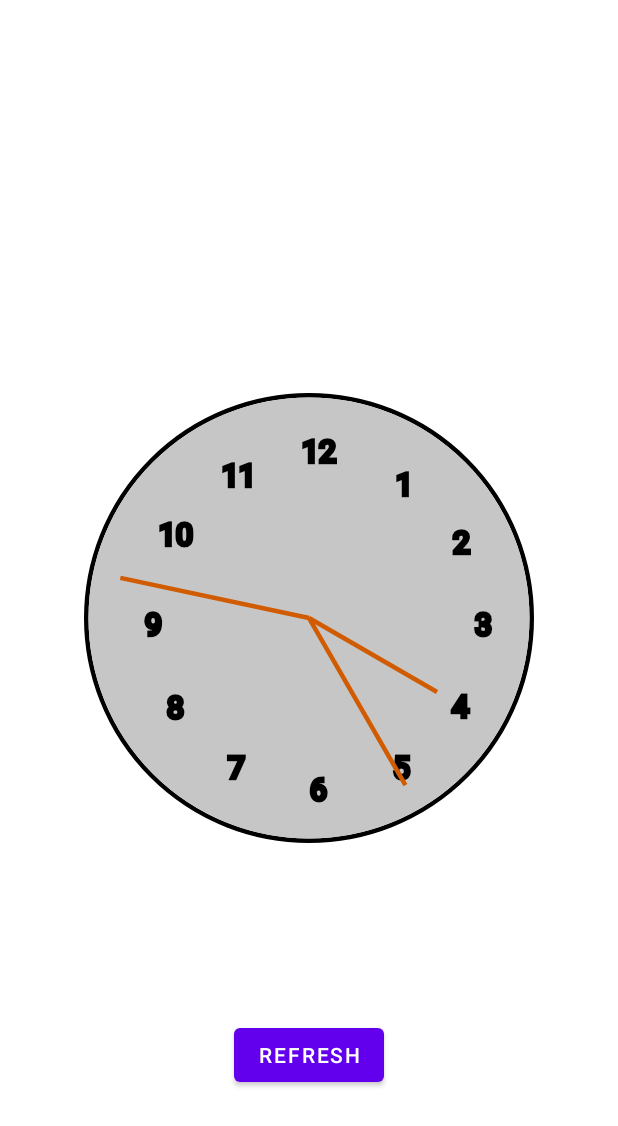
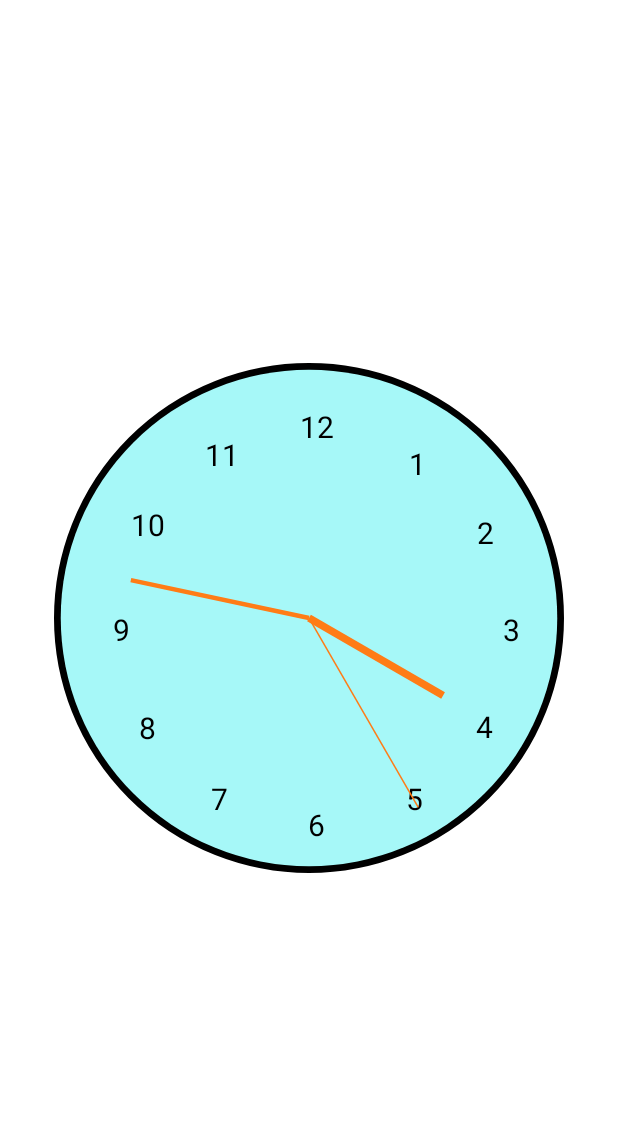
Before and after one commit to Kunkhozhaev/ClockView, an Android app: the layout activity_main.xml on its own in the app's theme, with its tools: preview values and no code run, on a phone screen of 412 x 824 dp. Shown: the top 1126 px of the screen. Run offline under Robolectric (Android 15) with nearby library versions, the phone set to English and light mode, and no system bars.

Commit message:
Different width & radius for clock arrows, time updates every second

```diff
--- a/app/src/main/java/ru/nurdaulet/clockview/ClockView.kt
+++ b/app/src/main/java/ru/nurdaulet/clockview/ClockView.kt
@@ -7,7 +7,6 @@ import android.graphics.Paint
 import android.graphics.Rect
 import android.os.Parcelable
 import android.util.AttributeSet
-import android.util.Log
 import android.util.TypedValue
 import android.view.View
 import androidx.core.content.ContextCompat
@@ -19,18 +18,15 @@ import kotlin.math.sin
 private const val CLOCK_DEFAULT_HOUR_VALUE = 0
 private const val CLOCK_DEFAULT_MINUTE_VALUE = 30
 private const val CLOCK_DEFAULT_SECONDS_VALUE = 45
-private const val PAINT_BRUSH_STROKE_WIDTH = 3f
-private const val MAIN_CONTENT_OFFSET = 4f
+private const val DEFAULT_STROKE_WIDTH = 3f
+private const val HOUR_ARROW_STROKE_WIDTH = 5f
+private const val MINUTE_ARROW_STROKE_WIDTH = 3f
+private const val SECOND_ARROW_STROKE_WIDTH = 1f
+private const val CLOCK_NUMERALS_STROKE_WIDTH = 1f
+private const val CLOCK_STROKE_WIDTH = 6f
 private const val CLOCK_DEFAULT_RADIUS = 60f
 private val numberList =
     mutableListOf("1", "2", "3", "4", "5", "6", "7", "8", "9", "10", "11", "12")
-
-
-private const val BATTERY_WIDTH = 200f
-private const val BATTERY_HEIGHT = 100f
-private const val BATTERY_ZERO_COORDINATE = 0f
-private const val BATTERY_WARNING_COLOR = Color.RED
-private const val BATTERY_DEFAULT_COLOR = Color.GREEN
 
 class ClockView
 @JvmOverloads constructor(
@@ -39,46 +35,51 @@ class ClockView
     defStyleAttr: Int = R.attr.clockViewStyle,
     defStyleRs: Int = R.style.ClockViewStyle
 ) : View(context, attrs, defStyleAttr, defStyleRs) {
-    private var viewHeight = 0
-    private var viewWidth = 0
+
+    enum class ClockArrowType {
+        Hour,
+        Minute,
+        Second
+    }
+
     private var hourValue = 0
     private var minuteValue = 0
     private var secondsValue = 0
     private var clockRadius = 0f
-    private var handTruncation = 0f
-    private var hourHandTruncation = 0f
+    private var arrowTruncation = 0f
+    private var minuteArrowTruncation = 0f
+    private var hourArrowTruncation = 0f
     private var fontSize = 0f
     private val numberRect = Rect()
 
     private val clockNumberTextColor: Paint by lazy {
         Paint(Paint.ANTI_ALIAS_FLAG).apply {
-            style = Paint.Style.STROKE
-            strokeWidth = context.toDp(PAINT_BRUSH_STROKE_WIDTH)
+            style = Paint.Style.FILL
+            strokeWidth = context.toDp(CLOCK_NUMERALS_STROKE_WIDTH)
         }
     }
     private val clockStrokeColor: Paint by lazy {
         Paint(Paint.ANTI_ALIAS_FLAG).apply {
             style = Paint.Style.STROKE
-            strokeWidth = context.toDp(PAINT_BRUSH_STROKE_WIDTH)
+            strokeWidth = context.toDp(CLOCK_STROKE_WIDTH)
         }
     }
     private val clockArrowColor: Paint by lazy {
         Paint(Paint.ANTI_ALIAS_FLAG).apply {
             style = Paint.Style.STROKE
-            strokeWidth = context.toDp(PAINT_BRUSH_STROKE_WIDTH)
+            strokeWidth = context.toDp(DEFAULT_STROKE_WIDTH)
         }
     }
     private val clockBackgroundColor: Paint by lazy {
         Paint(Paint.ANTI_ALIAS_FLAG).apply {
             style = Paint.Style.FILL
-            strokeWidth = context.toDp(PAINT_BRUSH_STROKE_WIDTH)
+            strokeWidth = context.toDp(DEFAULT_STROKE_WIDTH)
         }
     }
 
     init {
         attrs?.let { initAttrs(it, defStyleAttr, defStyleRs) }
         initClock()
-        //initRectangles()
     }
 
     private fun initAttrs(attrs: AttributeSet, defStyleAttr: Int, defStyleRs: Int) {
@@ -138,8 +139,9 @@ class ClockView
         paint = Paint()
         isInit = true*/
 
-        handTruncation = clockRadius / 7
-        hourHandTruncation = clockRadius / 5
+        arrowTruncation = clockRadius / 7
+        minuteArrowTruncation = clockRadius / 7
+        hourArrowTruncation = clockRadius / 4
         fontSize = TypedValue.applyDimension(
             TypedValue.COMPLEX_UNIT_SP, 20f,
             resources.displayMetrics
@@ -188,33 +190,45 @@ class ClockView
         for (number in numberList) {
             clockNumberTextColor.getTextBounds(number, 0, number.length, numberRect)
             val angle = Math.PI / 6 * (number.toInt() - 3)
-            //TODO Fix magin numbers 8, 24, -60
+            //TODO Fix magic numbers 8, 24, -60
             val x =
-                (clockRadius + 8 + cos(angle) * (clockRadius - 60) - numberRect.width() / 2).toFloat()
+                (clockRadius + 6 + cos(angle) * (clockRadius - 60) - numberRect.width() / 2).toFloat()
             val y =
-                (clockRadius + 24 + sin(angle) * (clockRadius - 60) - numberRect.width() / 2).toFloat()
+                (clockRadius + 30 + sin(angle) * (clockRadius - 60) - numberRect.width() / 2).toFloat()
             canvas?.drawText(number, x, y, clockNumberTextColor)
         }
     }
 
     private fun drawClockArrows(canvas: Canvas?) {
-        drawArrow(canvas, (hourValue + minuteValue / 60) * 5f, true)
-        drawArrow(canvas, minuteValue.toFloat(), false)
-        drawArrow(canvas, secondsValue.toFloat(), false)
+        drawArrow(canvas, (hourValue + minuteValue / 60) * 5f, ClockArrowType.Hour)
+        drawArrow(canvas, minuteValue.toFloat(), ClockArrowType.Minute)
+        drawArrow(canvas, secondsValue.toFloat(), ClockArrowType.Second)
     }
 
-    private fun drawArrow(canvas: Canvas?, loc: Float, isHour: Boolean) {
+    private fun drawArrow(canvas: Canvas?, loc: Float, arrowType: ClockArrowType) {
         val angle = Math.PI * loc / 30 - Math.PI / 2
-        val handRadius = if (isHour) {
-            clockRadius - handTruncation - hourHandTruncation
-        } else {
-            clockRadius - handTruncation
+        var arrowRadius = 0f
+
+        when (arrowType) {
+            ClockArrowType.Hour -> {
+                arrowRadius = clockRadius - arrowTruncation - hourArrowTruncation
+                clockArrowColor.strokeWidth = context.toDp(HOUR_ARROW_STROKE_WIDTH)
+            }
+            ClockArrowType.Minute -> {
+                arrowRadius = clockRadius - arrowTruncation - minuteArrowTruncation
+                clockArrowColor.strokeWidth = context.toDp(MINUTE_ARROW_STROKE_WIDTH)
+            }
+            ClockArrowType.Second -> {
+                arrowRadius = clockRadius - arrowTruncation
+                clockArrowColor.strokeWidth = context.toDp(SECOND_ARROW_STROKE_WIDTH)
+            }
         }
+
         canvas?.drawLine(
             clockRadius,
             clockRadius,
-            (clockRadius + cos(angle) * handRadius).toFloat(),
-            (clockRadius + sin(angle) * handRadius).toFloat(),
+            (clockRadius + cos(angle) * arrowRadius).toFloat(),
+            (clockRadius + sin(angle) * arrowRadius).toFloat(),
             clockArrowColor
         )
     }
@@ -230,25 +244,17 @@ class ClockView
         invalidate()
     }
 
-    /*fun setBatteryPercent(percent: Int) {
+    fun setClockRadius(radius: Float) {
+        clockRadius = context.toDp(radius)
 
-        batteryPercent = percent.coerceIn(0, 100)
-
-        if (batteryPercent <= batteryCriticalPercent) {
-            batteryPercentColor.color = BATTERY_WARNING_COLOR
-        } else {
-            batteryPercentColor.color = BATTERY_DEFAULT_COLOR
-        }
-
-        initRectangles()
+        initClock()
         requestLayout()
         invalidate()
-    }*/
+    }
 
     private fun Context.toDp(value: Float): Float {
         return resources.displayMetrics.density * value
     }
-
 
     override fun onSaveInstanceState(): Parcelable {
         val state = super.onSaveInstanceState()
--- a/app/src/main/java/ru/nurdaulet/clockview/MainActivity.kt
+++ b/app/src/main/java/ru/nurdaulet/clockview/MainActivity.kt
@@ -1,6 +1,8 @@
 package ru.nurdaulet.clockview
 
 import android.os.Bundle
+import android.os.Handler
+import android.os.Looper
 import androidx.appcompat.app.AppCompatActivity
 import ru.nurdaulet.clockview.databinding.ActivityMainBinding
 import java.util.*
@@ -8,10 +10,21 @@ import java.util.*
 class MainActivity : AppCompatActivity() {
     private lateinit var binding: ActivityMainBinding
 
+    private val handler = Handler(Looper.getMainLooper())
     override fun onCreate(savedInstanceState: Bundle?) {
         super.onCreate(savedInstanceState)
         binding = ActivityMainBinding.inflate(layoutInflater)
         setContentView(binding.root)
+
+        updateTime()
+        binding.clockView.setClockRadius(170f)
+    }
+
+    private fun updateTime() {
+        handler.post(object : Runnable {
+            override fun run() {
+                // Keep the postDelayed before the updateTime(), so when the event ends, the handler will stop too.
+                handler.postDelayed(this, 1000)
 
                 val calendar = Calendar.getInstance()
                 binding.clockView.setClockTime(
@@ -19,12 +32,7 @@ class MainActivity : AppCompatActivity() {
                     calendar.get(Calendar.MINUTE),
                     calendar.get(Calendar.SECOND)
                 )
-        binding.button.setOnClickListener {
-            binding.clockView.setClockTime(
-                calendar.get(Calendar.HOUR_OF_DAY),
-                calendar.get(Calendar.MINUTE),
-                calendar.get(Calendar.SECOND)
-            )
+            }
+        })
     }
 }
-}
--- a/app/src/main/res/layout/activity_main.xml
+++ b/app/src/main/res/layout/activity_main.xml
@@ -16,14 +16,4 @@
         app:layout_constraintTop_toTopOf="parent"
         android:padding="20dp"/>
 
-    <Button
-        android:id="@+id/button"
-        android:layout_width="wrap_content"
-        android:layout_height="wrap_content"
-        android:text="Refresh"
-        app:layout_constraintBottom_toBottomOf="parent"
-        app:layout_constraintEnd_toEndOf="parent"
-        app:layout_constraintStart_toStartOf="parent"
-        app:layout_constraintTop_toBottomOf="@+id/clockView" />
-
 </androidx.constraintlayout.widget.ConstraintLayout>
--- a/app/src/main/res/values/colors.xml
+++ b/app/src/main/res/values/colors.xml
@@ -8,6 +8,7 @@
     <color name="black">#FF000000</color>
     <color name="white">#FFFFFFFF</color>
 
-    <color name="orange">#D15B00</color>
+    <color name="orange">#FF7C16</color>
     <color name="gray">#C6C6C6</color>
+    <color name="light_blue">#A6F8F8</color>
 </resources>
--- a/app/src/main/res/values/custom_clock_view.xml
+++ b/app/src/main/res/values/custom_clock_view.xml
@@ -17,8 +17,8 @@
         <item name="clockStrokeColor">@color/black</item>
         <item name="clockArrowColor">@color/orange</item>
         <item name="clockNumberTextColor">@color/black</item>
-        <item name="clockBackgroundColor">@color/gray</item>
-        <item name="clockRadius">150dp</item>
+        <item name="clockBackgroundColor">@color/light_blue</item>
+        <item name="clockRadius">170dp</item>
         <item name="hourValue">4</item>
         <item name="minuteValue">47</item>
         <item name="secondsValue">25</item>
```
Lines whose indentation alone changed are shown as unchanged.
